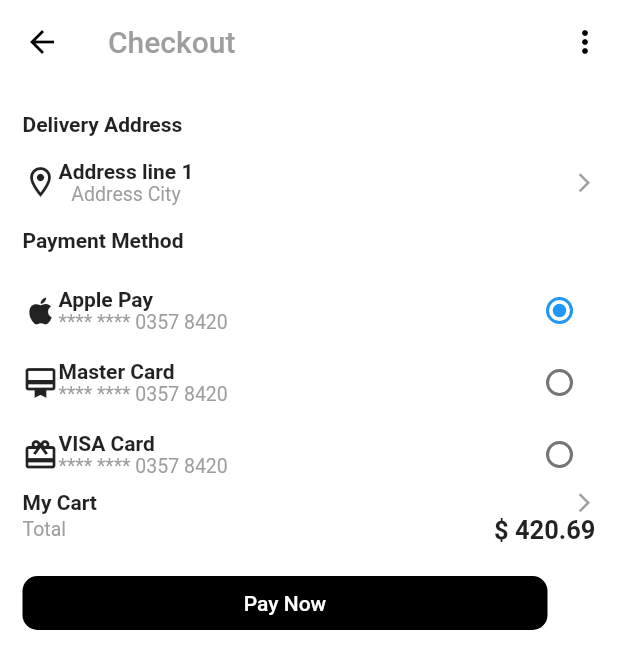
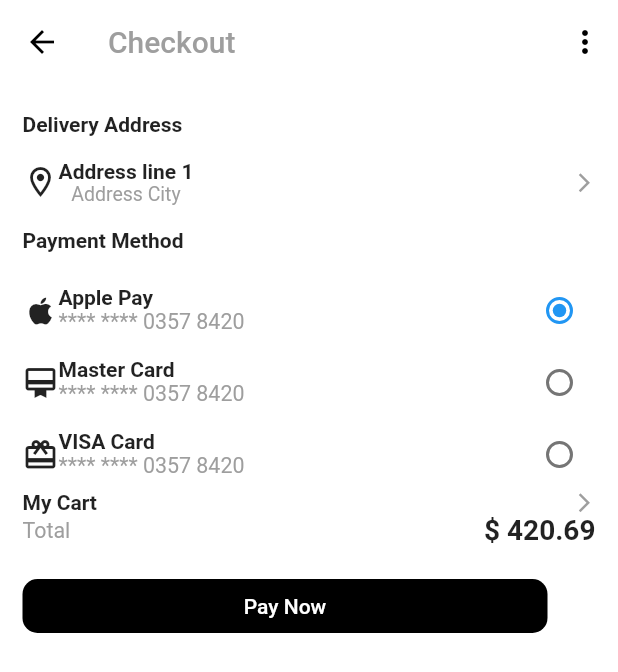
Before and after one commit to Pritam-deb/shopping_app, a Flutter app: the CheckoutScreen screen opened directly, on a phone screen of 412 x 824 dp. Shown: the top 672 px of the screen. Run offline on Flutter 3.47's test engine with Material 2 defaults, Android fonts, the phone set to English and light mode, and no system bars; our stand-ins replace shared_preferences; accounts and stored records are empty; network calls fail.

Commit message:
fixed a typo

```diff
--- a/lib/screens/checkout_screen.dart
+++ b/lib/screens/checkout_screen.dart
@@ -1,4 +1,5 @@
 import 'package:flutter/material.dart';
+import '../services/size_config.dart';
 
 import '../model/product.dart';
 
@@ -100,7 +101,8 @@ class _CheckoutScreenState extends State<CheckoutScreen> {
                         ),
                         Text(
                           '**** **** 0357 8420',
-                          style: TextStyle(color: Colors.grey, fontSize: 13),
+                          style: TextStyle(
+                              color: Colors.grey, fontSize: 13.toFont),
                         )
                       ],
                     ),
@@ -132,7 +134,8 @@ class _CheckoutScreenState extends State<CheckoutScreen> {
                         ),
                         Text(
                           '**** **** 0357 8420',
-                          style: TextStyle(color: Colors.grey, fontSize: 13),
+                          style: TextStyle(
+                              color: Colors.grey, fontSize: 13.toFont),
                         )
                       ],
                     ),
@@ -164,7 +167,8 @@ class _CheckoutScreenState extends State<CheckoutScreen> {
                         ),
                         Text(
                           '**** **** 0357 8420',
-                          style: TextStyle(color: Colors.grey, fontSize: 13),
+                          style: TextStyle(
+                              color: Colors.grey, fontSize: 13.toFont),
                         )
                       ],
                     ),
@@ -200,11 +204,12 @@ class _CheckoutScreenState extends State<CheckoutScreen> {
               children: [
                 Text(
                   'Total',
-                  style: TextStyle(color: Colors.grey, fontSize: 13),
+                  style: TextStyle(color: Colors.grey, fontSize: 13.toFont),
                 ),
                 Text(
                   '\$ 420.69',
-                  style: TextStyle(fontWeight: FontWeight.bold, fontSize: 17),
+                  style: TextStyle(
+                      fontWeight: FontWeight.bold, fontSize: 17.toFont),
                 )
               ],
             ),
```
